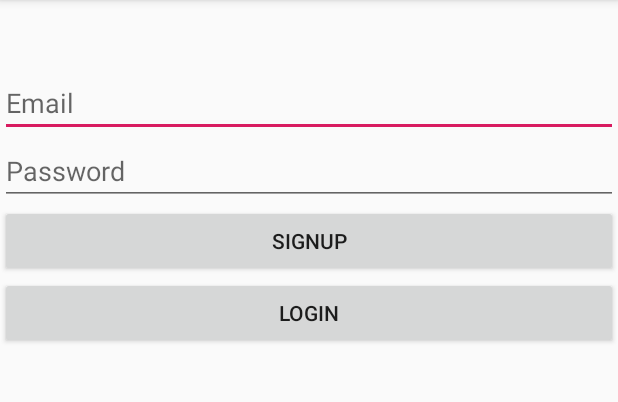
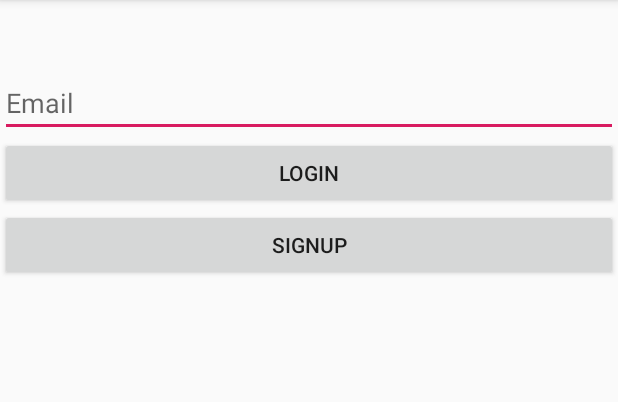
Before and after one commit to tsvetkovdimitar/tech-and-tools, an Android app: the screen it shows after launch (MainActivity), on a phone screen of 412 x 824 dp, the part 84-486 px from its top. Run offline under Robolectric (Android 15) with nearby library versions, the phone set to English and light mode, and no system bars; our stand-ins replace Firebase (no records; nobody signed in at launch, a user with empty details on screens opened directly).

Commit message:
Login and Signup buttons swaped

```diff
--- a/app/build.gradle
+++ b/app/build.gradle
@@ -26,6 +26,7 @@ dependencies {
     implementation 'com.google.firebase:firebase-auth:16.2.0'
     implementation 'com.google.android.gms:play-services-auth:16.0.1'
     implementation "com.google.firebase:firebase-database:16.1.0"
+    implementation 'com.google.firebase:firebase-firestore:18.1.0'
     testImplementation 'junit:junit:4.12'
     androidTestImplementation 'com.android.support.test:runner:1.0.2'
     androidTestImplementation 'com.android.support.test.espresso:espresso-core:3.0.2'
--- a/app/src/main/java/com/d1m1tr/tech_and_tools_project/Child.java
+++ b/app/src/main/java/com/d1m1tr/tech_and_tools_project/Child.java
@@ -1,5 +1,8 @@
 package com.d1m1tr.tech_and_tools_project;
 
+import com.google.firebase.database.IgnoreExtraProperties;
+
+@IgnoreExtraProperties
 public class Child {
 
     String childId;
--- a/app/src/main/java/com/d1m1tr/tech_and_tools_project/ProfileActivity.java
+++ b/app/src/main/java/com/d1m1tr/tech_and_tools_project/ProfileActivity.java
@@ -29,7 +29,7 @@ import java.util.List;
 public class ProfileActivity extends AppCompatActivity {
 
     public static final String CHILD_NAME = "childName";
-    public static final String CHILD_ID = "childID";
+    public static final String CHILD_ID = "childId";
 
     TextView userEmail;
     Button userLogOut;
--- a/app/src/main/res/layout/activity_main.xml
+++ b/app/src/main/res/layout/activity_main.xml
@@ -27,20 +27,21 @@
         android:hint="Password" />
 
     <Button
+        android:id="@+id/btn_login"
+        android:layout_width="match_parent"
+        android:layout_height="wrap_content"
+        android:gravity="center"
+        android:text="LOGIN"
+        android:layout_below="@+id/edt_email"/>
+
+    <Button
         android:id="@+id/btn_signup"
         android:layout_width="match_parent"
         android:layout_height="wrap_content"
         android:gravity="center"
         android:text="SIGNUP"
-        android:layout_below="@id/edt_password"/>
+        android:layout_below="@+id/btn_login"/>
 
-    <Button
-        android:id="@+id/btn_login"
-        android:layout_width="match_parent"
-        android:layout_height="wrap_content"
-        android:gravity="center"
-        android:text="LOGIN"
-        android:layout_below="@id/btn_signup"/>
 
 
 
```
